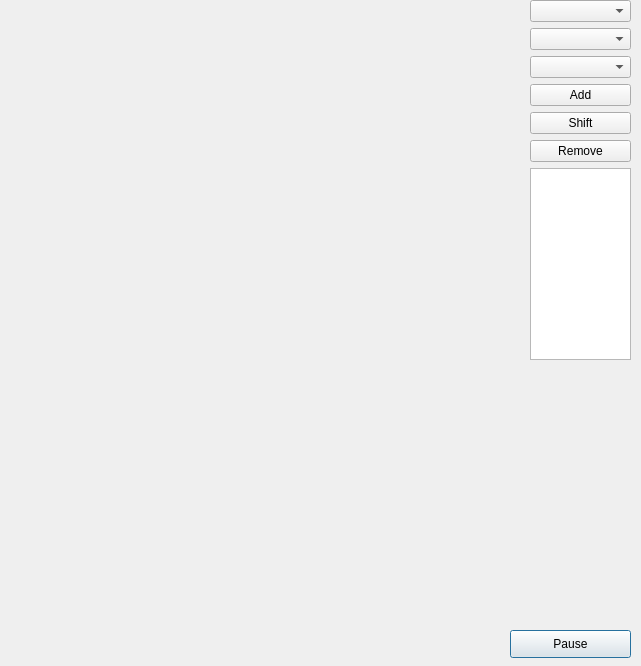
Qt form src/ui_icepapcms/qt_designer_files/dialogcurves.ui (MaxIV-KitsControls/app-cells-icepapcms) before a commit.
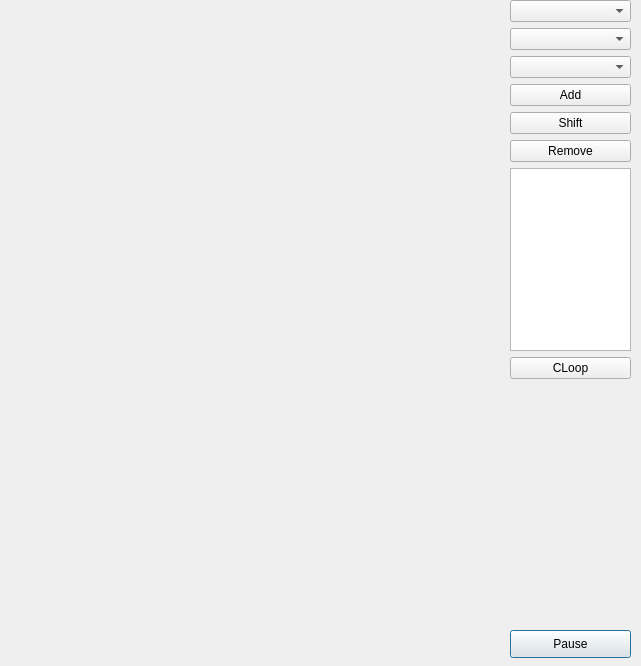
The same form after that commit.

Commit message: all desired functionality achieved. Added closed loop button to set up a set of curves

The edit to the form file:
```diff
--- a/src/ui_icepapcms/qt_designer_files/dialogcurves.ui
+++ b/src/ui_icepapcms/qt_designer_files/dialogcurves.ui
@@ -24,7 +24,7 @@
     <rect>
      <x>10</x>
      <y>10</y>
-     <width>511</width>
+     <width>491</width>
      <height>651</height>
     </rect>
    </property>
@@ -50,9 +50,9 @@
   <widget class="QWidget" name="verticalLayoutWidget">
    <property name="geometry">
     <rect>
-     <x>530</x>
+     <x>510</x>
      <y>0</y>
-     <width>101</width>
+     <width>121</width>
      <height>411</height>
     </rect>
    </property>
@@ -90,6 +90,13 @@
     <item>
      <widget class="QListWidget" name="listCurves"/>
     </item>
+    <item>
+     <widget class="QPushButton" name="btnCLoop">
+      <property name="text">
+       <string>CLoop</string>
+      </property>
+     </widget>
+    </item>
     <item>
      <spacer name="verticalSpacer">
       <property name="orientation">
```
The commit also changes 25 other files.
